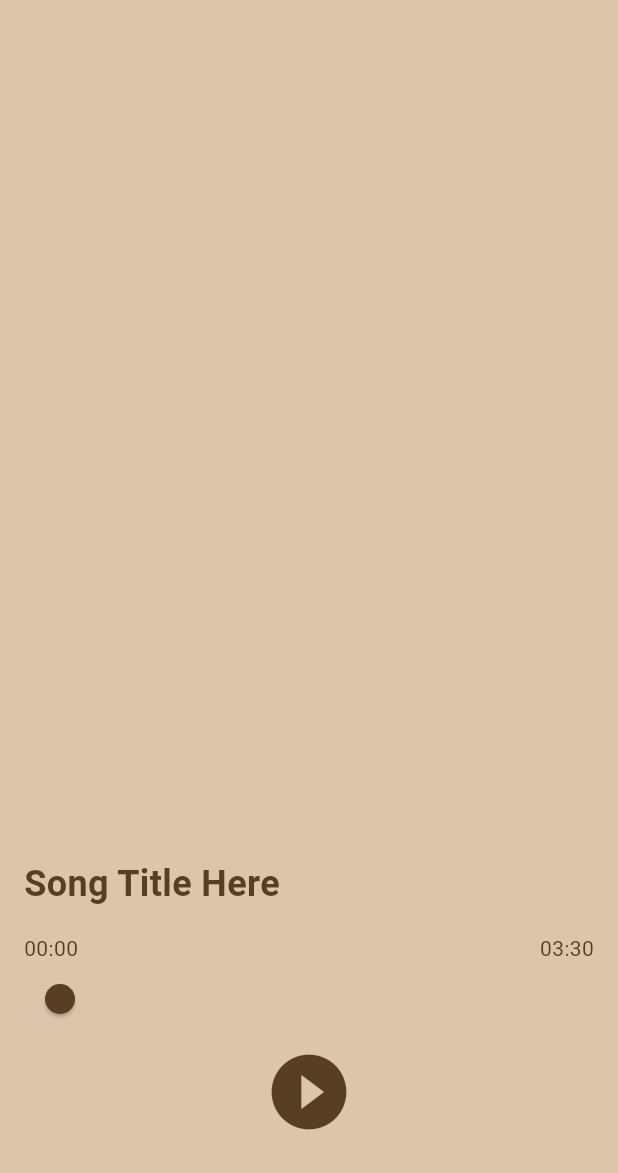
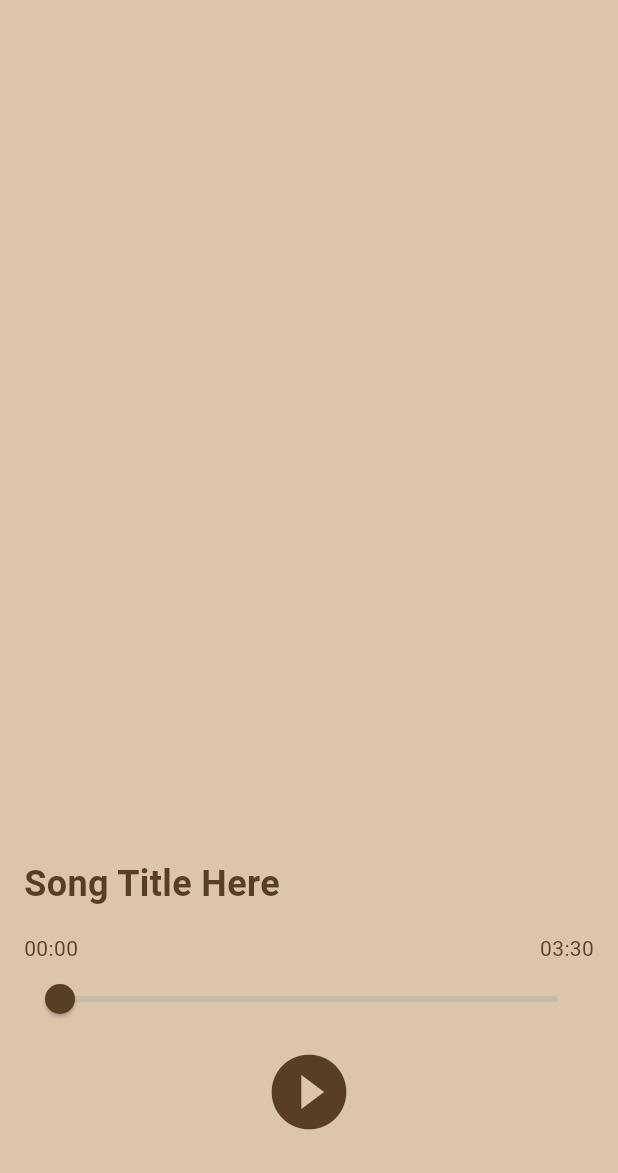
Before and after one commit to kris-krsh02/melodiq, a Flutter app: the MusicPlayerPage screen opened directly, on a phone screen of 412 x 824 dp, the part 63-1236 px from its top. Run offline on Flutter 3.47's test engine with Material 3 defaults, Android fonts, the phone set to English and light mode, and no system bars; our stand-ins replace google_fonts; Roboto replaces fonts that are missing (Jura).

Commit message:
add color to slider

```diff
--- a/frontend/lib/pages/music_player_page.dart
+++ b/frontend/lib/pages/music_player_page.dart
@@ -58,6 +58,8 @@ class _MusicPlayerPageState extends State<MusicPlayerPage> {
               },
               min: 0.0,
               max: 1.0,
+              inactiveColor: Colors.grey.withOpacity(
+                  0.3), // Color for the remaining duration with opacity
             ),
             Center(
               child: IconButton(
```
